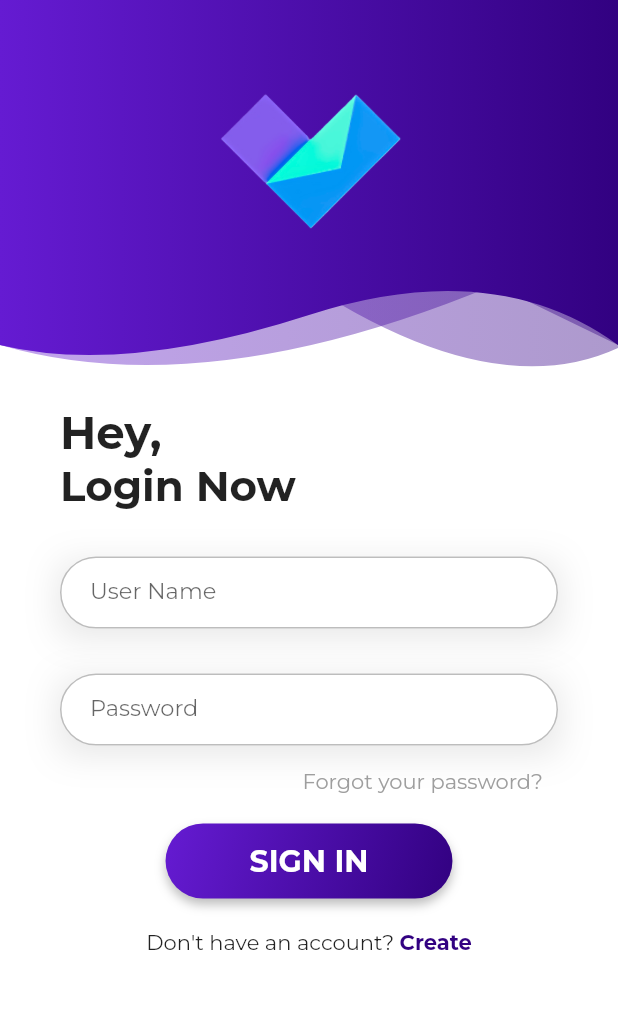
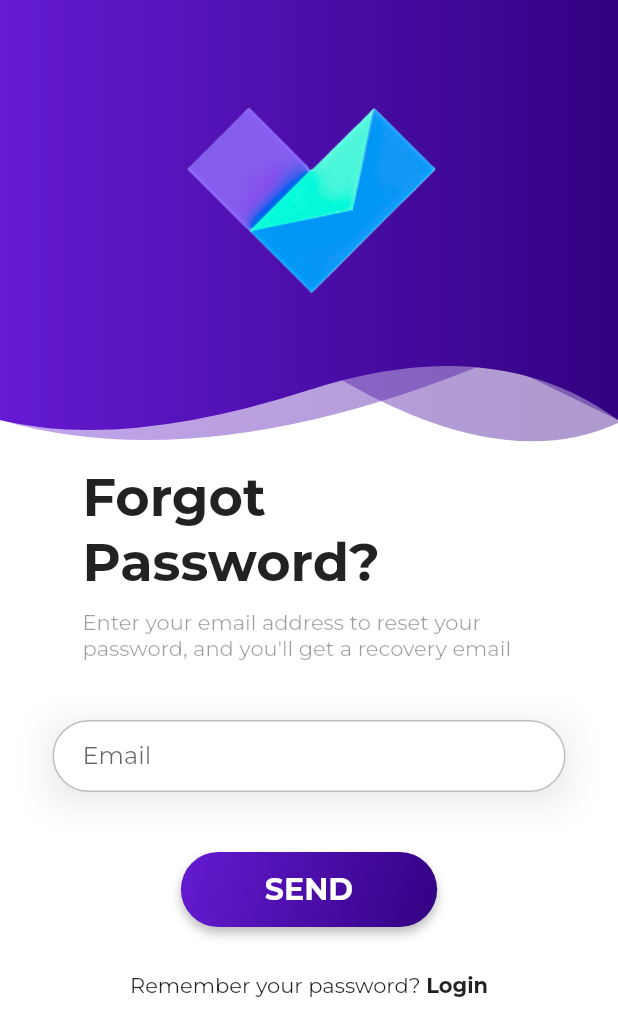
Before and after one commit to Naseeb-Nex/V-Connect, a Flutter app: the screen it shows after launch, after a tap on "Forgot your password?", on a phone screen of 412 x 824 dp. Shown: the top 1036 px of the screen. Run offline on Flutter 3.47's test engine with Material 2 defaults, Android fonts, the phone set to English and light mode, and no system bars; our stand-ins replace font_awesome_flutter, hexcolor; project files that could hold a hidden picture were left out.

Commit message:
feat: Forgot password screen added

```diff
--- /dev/null
+++ b/lib/screens/forgot_password_page.dart
@@ -0,0 +1,139 @@
+
+import 'package:flutter/gestures.dart';
+import 'package:flutter/material.dart';
+
+import '../components/theme_helper.dart';
+import 'login.dart';
+import 'widgets/header_widget.dart';
+
+class ForgotPasswordPage extends StatefulWidget {
+  const ForgotPasswordPage({Key? key}) : super(key: key);
+
+  @override
+  _ForgotPasswordPageState createState() => _ForgotPasswordPageState();
+}
+
+class _ForgotPasswordPageState extends State<ForgotPasswordPage> {
+  final _formKey = GlobalKey<FormState>();
+
+  @override
+  Widget build(BuildContext context) {
+    double _headerHeight = 300;
+    return Scaffold(
+        backgroundColor: Colors.white,
+        body: SingleChildScrollView(
+          child: Column(
+            children: [
+              SizedBox(
+                height: _headerHeight,
+                child: HeaderWidget(_headerHeight, true, Icons.password_rounded),
+              ),
+              SafeArea(
+                child: Container(
+                  margin:  const EdgeInsets.fromLTRB(25, 10, 25, 10),
+                  padding:  const EdgeInsets.fromLTRB(10, 0, 10, 0),
+                  child: Column(
+                    children: [
+                      Container(
+                        alignment: Alignment.topLeft,
+                        margin: const  EdgeInsets.fromLTRB(20, 0, 20, 0),
+                        child: Column(
+                          mainAxisAlignment: MainAxisAlignment.start,
+                          crossAxisAlignment: CrossAxisAlignment.start,
+                          children:  const [
+                             Text('Forgot Password?',
+                              style: TextStyle(
+                                  fontSize: 35,
+                                  fontWeight: FontWeight.bold,
+                                  fontFamily: "Montserrat"
+                              ),
+                            ),
+                            SizedBox(height: 10,),
+                            Text('Enter your email address to reset your password, and you\'ll get a recovery email',
+                              style: TextStyle(fontFamily: "Montserrat",
+                                color: Colors.black38,
+                              ),
+                              softWrap: true,
+                            ),
+                          ],
+                        ),
+                      ),
+                       const SizedBox(height: 40.0),
+                      Form(
+                        key: _formKey,
+                        child: Column(
+                          children: <Widget>[
+                            Container(
+                              child: TextFormField(
+                                decoration: ThemeHelper().textInputDecoration("Email", "Enter your email"),
+                                validator: (val){
+                                  if(val!.isEmpty){
+                                    return "Email can't be empty";
+                                  }
+                                  else if(!RegExp(r"^[a-zA-Z0-9.!#$%&'*+/=?^_`{|}~-]+@[a-zA-Z0-9](?:[a-zA-Z0-9-]{0,253}[a-zA-Z0-9])?(?:\.[a-zA-Z0-9](?:[a-zA-Z0-9-]{0,253}[a-zA-Z0-9])?)*$").hasMatch(val)){
+                                    return "Enter a valid email address";
+                                  }
+                                  return null;
+                                },
+                                style: TextStyle(fontFamily: "Montserrat",),
+                              ),
+                              decoration: ThemeHelper().inputBoxDecorationShaddow(),
+                            ),
+                           const   SizedBox(height: 40.0),
+                            Container(
+                              decoration: ThemeHelper().buttonBoxDecoration(context),
+                              child: ElevatedButton(
+                                style: ThemeHelper().buttonStyle(),
+                                child: Padding(
+                                  padding: const EdgeInsets.fromLTRB(
+                                      40, 10, 40, 10),
+                                  child: Text(
+                                    "Send".toUpperCase(),
+                                    style:  const TextStyle(fontFamily: "Montserrat",
+                                      fontSize: 20,
+                                      fontWeight: FontWeight.bold,
+                                      color: Colors.white,
+                                    ),
+                                  ),
+                                ),
+                                onPressed: () {
+                                  if(_formKey.currentState!.validate()) {
+                                  }
+                                },
+                              ),
+                            ),
+                           const   SizedBox(height: 30.0),
+                            Text.rich(
+                              TextSpan(
+                                children: [
+                                  const TextSpan(text: "Remember your password? ", style: TextStyle(fontFamily: "Montserrat",)),
+                                  TextSpan(
+                                    text: 'Login',
+
+                                    recognizer: TapGestureRecognizer()
+                                      ..onTap = () {
+                                        Navigator.push(
+                                          context,
+                                          MaterialPageRoute(builder: (context) => LoginPage()),
+                                        );
+                                      },
+                                    style: const  TextStyle(fontFamily: "Montserrat",
+                                        fontWeight: FontWeight.bold
+                                    ),
+                                  ),
+                                ],
+                              ),
+                            ),
+                          ],
+                        ),
+                      )
+                    ],
+                  ),
+                ),
+              )
+            ],
+          ),
+        )
+    );
+  }
+}
--- a/lib/screens/login.dart
+++ b/lib/screens/login.dart
@@ -3,6 +3,7 @@ import 'package:flutter/material.dart';
 import 'package:vconnect/screens/registration_page.dart';
 
 import '../components/theme_helper.dart';
+import 'forgot_password_page.dart';
 import 'widgets/header_widget.dart';
 
 class LoginPage extends StatefulWidget {
@@ -87,7 +88,7 @@ class _LoginPageState extends State<LoginPage> {
                                 alignment: Alignment.topRight,
                                 child: GestureDetector(
                                   onTap: () {
-                                    // Navigator.push( context, MaterialPageRoute( builder: (context) => ForgotPasswordPage()), );
+                                    Navigator.push( context, MaterialPageRoute( builder: (context) => const ForgotPasswordPage()), );
                                   },
                                   child: const Text(
                                     "Forgot your password?",
```
